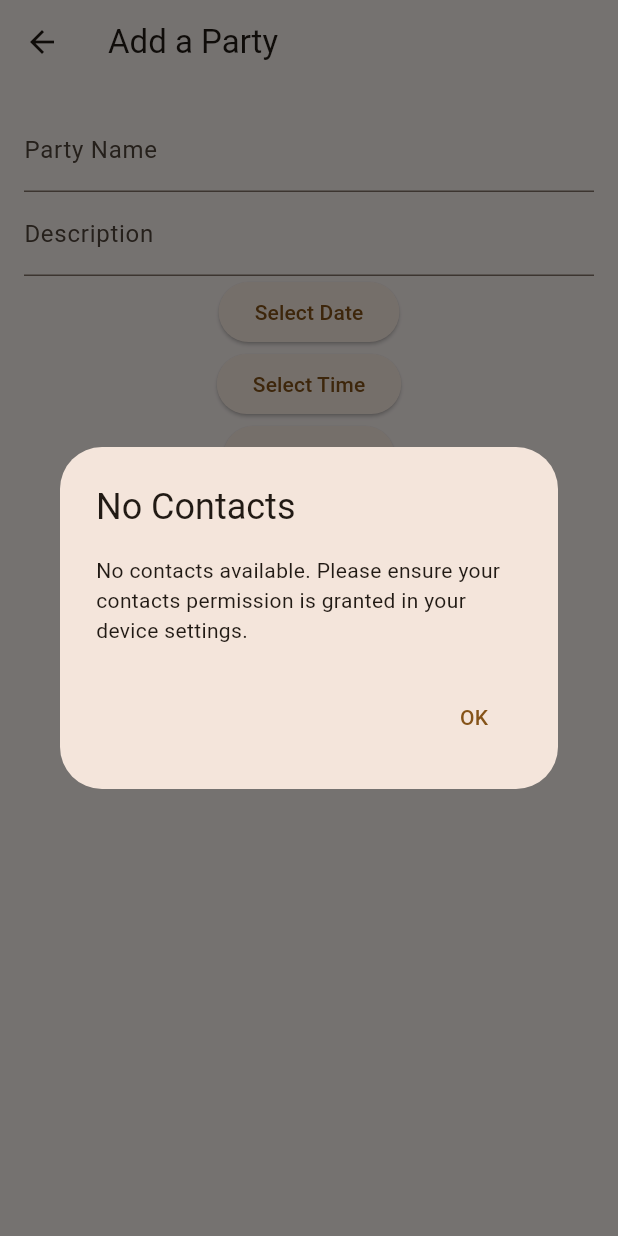
After one commit to andreea-cazac/party_planner, a Flutter app: the PartyScreen screen opened directly, after a tap on "Add Guest", on a phone screen of 412 x 824 dp. The commit adds this screen. Run offline on Flutter 3.47's test engine with Material 3 defaults, Android fonts, the phone set to English and light mode, and no system bars; our stand-ins replace flutter_contacts; missing offline and left inert: flutter_email_sender.

Commit message:
Requirement: edit party.
Now we have a common party_screen for both states (create/edit party).

```diff
--- /dev/null
+++ b/lib/presentation/screens/party_screen.dart
@@ -0,0 +1,242 @@
+import 'package:flutter/material.dart';
+import 'package:intl/intl.dart';
+import 'package:party_planner/config/constants.dart';
+import 'package:provider/provider.dart';
+import '../../data/models/contact_model.dart';
+import '../../data/models/party_model.dart';
+import '../../providers/party_provider.dart';
+import '../../core/services/contacts_service.dart';
+
+class PartyScreen extends StatefulWidget {
+  final Party? party; // if null, we are creating a new party
+  const PartyScreen({super.key, this.party});
+
+  @override
+  PartyScreenState createState() => PartyScreenState();
+}
+
+class PartyScreenState extends State<PartyScreen> {
+  final TextEditingController _nameController = TextEditingController();
+  final TextEditingController _descriptionController = TextEditingController();
+  DateTime? _selectedDate;
+  TimeOfDay? _selectedTime;
+  List<ContactModel> _selectedGuests = [];
+
+  @override
+  void initState() {
+    super.initState();
+    if (widget.party != null) {
+      // Prefill fields for editing.
+      _nameController.text = widget.party!.name;
+      _descriptionController.text = widget.party!.description;
+      _selectedDate = widget.party!.date;
+      _selectedTime = TimeOfDay(hour: widget.party!.date.hour, minute: widget.party!.date.minute);
+      _selectedGuests = List<ContactModel>.from(widget.party!.guests);
+    }
+  }
+
+  void _saveParty(BuildContext context) {
+    if (_nameController.text.isEmpty || _descriptionController.text.isEmpty || _selectedDate == null || _selectedTime == null) {
+      ScaffoldMessenger.of(context).showSnackBar(
+        SnackBar(
+          content: const Text('Please fill in all fields before saving.'),
+          backgroundColor: Colors.red,
+          behavior: SnackBarBehavior.floating,
+        ),
+      );
+      return;
+    }
+    final DateTime fullDateTime = DateTime(
+      _selectedDate!.year,
+      _selectedDate!.month,
+      _selectedDate!.day,
+      _selectedTime!.hour,
+      _selectedTime!.minute,
+    );
+    final partyProvider = Provider.of<PartyProvider>(context, listen: false);
+    if (widget.party == null) {
+      // Create mode.
+      partyProvider.addParty(_nameController.text, _descriptionController.text, fullDateTime, guests: _selectedGuests);
+    } else {
+      // Edit mode: create an updated party object.
+      final updatedParty = Party(
+        id: widget.party!.id,
+        name: _nameController.text,
+        description: _descriptionController.text,
+        date: fullDateTime,
+        guests: _selectedGuests,
+      );
+      partyProvider.updateParty(updatedParty);
+    }
+    Navigator.pop(context);
+  }
+
+  Future<void> _selectGuest() async {
+    final contactsService = ContactsServiceWrapper();
+    List<ContactModel> contacts = await contactsService.getContacts();
+    if (!mounted) return;
+    if (contacts.isEmpty) {
+      await showDialog(
+        context: context,
+        builder: (context) => AlertDialog(
+          title: const Text('No Contacts'),
+          content: const Text("No contacts available. Please ensure your contacts permission is granted in your device settings."),
+          actions: [
+            TextButton(onPressed: () => Navigator.pop(context), child: const Text('OK')),
+          ],
+        ),
+      );
+      return;
+    }
+    final alreadySelected = _selectedGuests.map((g) => g.identifier).toSet();
+    final Set<String> newSelections = {};
+    await showDialog(
+      context: context,
+      builder: (context) {
+        return StatefulBuilder(
+          builder: (context, setStateDialog) {
+            return AlertDialog(
+              title: Text('Select Guests (${contacts.length} contacts)'),
+              content: SizedBox(
+                width: double.maxFinite,
+                height: 400,
+                child: ListView.builder(
+                  itemCount: contacts.length,
+                  itemBuilder: (context, index) {
+                    final contact = contacts[index];
+                    final isAlreadyAdded = alreadySelected.contains(contact.identifier);
+                    final isSelected = newSelections.contains(contact.identifier);
+                    return CheckboxListTile(
+                      title: Text(contact.displayName),
+                      value: isAlreadyAdded ? true : isSelected,
+                      onChanged: isAlreadyAdded
+                          ? null
+                          : (value) {
+                        setStateDialog(() {
+                          if (value == true) {
+                            newSelections.add(contact.identifier);
+                          } else {
+                            newSelections.remove(contact.identifier);
+                          }
+                        });
+                      },
+                    );
+                  },
+                ),
+              ),
+              actions: [
+                TextButton(onPressed: () => Navigator.pop(context), child: const Text('Cancel')),
+                ElevatedButton(
+                  onPressed: () {
+                    for (final contact in contacts) {
+                      if (newSelections.contains(contact.identifier) &&
+                          !_selectedGuests.any((g) => g.identifier == contact.identifier)) {
+                        _selectedGuests.add(contact);
+                      }
+                    }
+                    Navigator.pop(context);
+                  },
+                  child: const Text('Save'),
+                ),
+              ],
+            );
+          },
+        );
+      },
+    );
+    setState(() {});
+  }
+
+  @override
+  Widget build(BuildContext context) {
+    final isEditing = widget.party != null;
+    return Scaffold(
+      appBar: AppBar(title: Text(isEditing ? 'Edit Party' : 'Add a Party')),
+      body: Padding(
+        padding: const EdgeInsets.all(16.0),
+        child: SingleChildScrollView(
+          child: Column(
+            children: [
+              TextField(
+                controller: _nameController,
+                decoration: const InputDecoration(labelText: 'Party Name'),
+              ),
+              TextField(
+                controller: _descriptionController,
+                decoration: const InputDecoration(labelText: 'Description'),
+              ),
+              ElevatedButton(
+                onPressed: () async {
+                  DateTime? pickedDate = await showDatePicker(
+                    context: context,
+                    initialDate: _selectedDate ?? DateTime.now(),
+                    firstDate: DateTime.now(),
+                    lastDate: DateTime(2100),
+                  );
+                  setState(() {
+                    _selectedDate = pickedDate;
+                  });
+                },
+                child: Text(_selectedDate == null
+                    ? 'Select Date'
+                    : '${_selectedDate!.day}/${_selectedDate!.month}/${_selectedDate!.year}'),
+              ),
+              ElevatedButton(
+                onPressed: () async {
+                  TimeOfDay? pickedTime = await showTimePicker(
+                    context: context,
+                    initialTime: _selectedTime ?? TimeOfDay.now(),
+                  );
+                  setState(() {
+                    _selectedTime = pickedTime;
+                  });
+                },
+                child: Text(_selectedTime == null
+                    ? 'Select Time'
+                    : _selectedTime!.format(context)),
+              ),
+              ElevatedButton(
+                onPressed: _selectGuest,
+                child: const Text('Add Guest'),
+              ),
+              const SizedBox(height: 16),
+              Center(
+                child: Text(
+                  "Selected Guests:",
+                  style: TextStyle(
+                    fontWeight: FontWeight.bold,
+                    fontSize: 16,
+                    color: colorScheme.primary,
+                  ),
+                ),
+              ),
+              const SizedBox(height: 8),
+              _selectedGuests.isEmpty
+                  ? const Text("No guests added.")
+                  : Wrap(
+                spacing: 8.0,
+                runSpacing: 4.0,
+                children: _selectedGuests.map((guest) {
+                  return Chip(
+                    label: Text(guest.displayName),
+                    deleteIcon: const Icon(Icons.close, color: Colors.red, size: 18),
+                    onDeleted: () {
+                      setState(() {
+                        _selectedGuests.removeWhere((g) => g.identifier == guest.identifier);
+                      });
+                    },
+                  );
+                }).toList(),
+              ),
+              const SizedBox(height: 16),
+              ElevatedButton(
+                onPressed: () => _saveParty(context),
+                child: Text(isEditing ? 'Update Party' : 'Save Party'),
+              ),
+            ],
+          ),
+        ),
+      ),
+    );
+  }
+}
```
Also changed, not shown: lib/presentation/screens/home_screen.dart (+9 -2 lines), lib/providers/party_provider.dart (+12 -0 lines).
